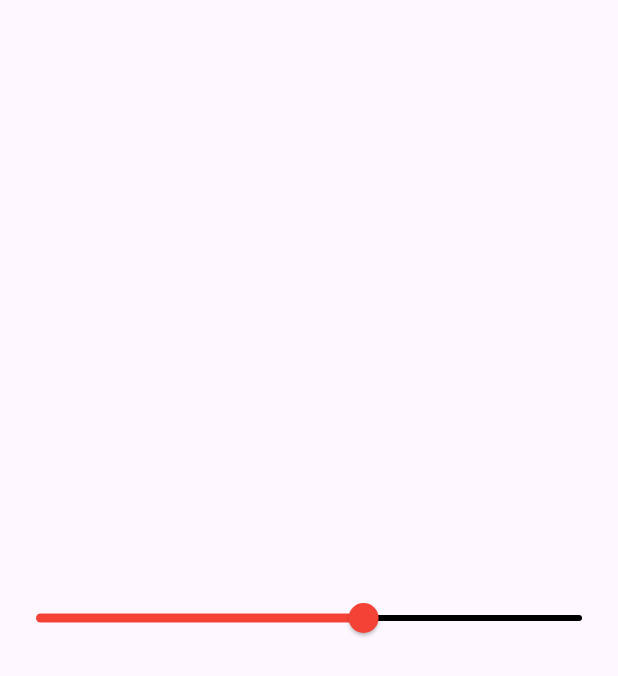
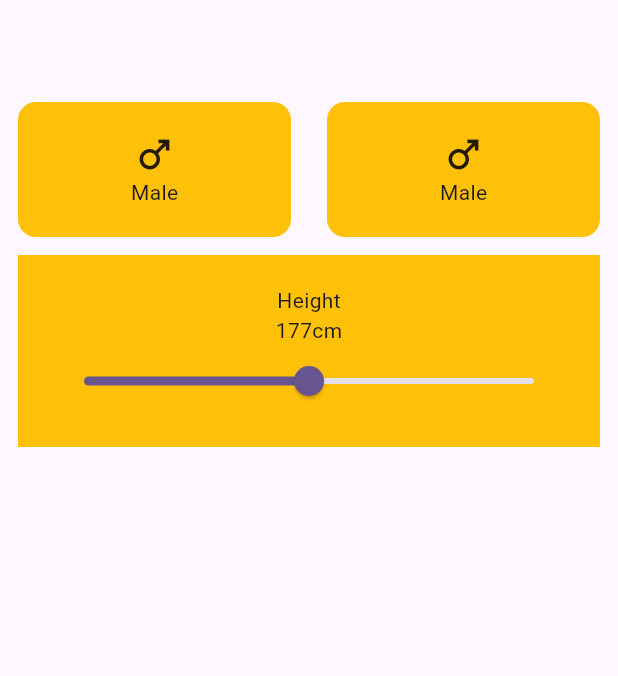
Before and after one commit to QalibAli/bmi_calculator, a Flutter app: the screen it shows after launch, on a phone screen of 412 x 824 dp. Shown: the top 676 px of the screen. Run offline on Flutter 3.47's test engine with Material 3 defaults, Android fonts, the phone set to English and light mode, and no system bars.

Commit message:
expanded widget

```diff
--- /dev/null
+++ b/lib/expanded_widget.dart
@@ -0,0 +1,113 @@
+import 'package:flutter/material.dart';
+import 'package:flutter/widgets.dart';
+
+class ExpandedScreen extends StatefulWidget {
+  const ExpandedScreen({super.key});
+
+  @override
+  State<ExpandedScreen> createState() => _ExpandedScreenState();
+}
+
+class _ExpandedScreenState extends State<ExpandedScreen> {
+  bool isChoosen = false;
+
+  @override
+  Widget build(BuildContext context) {
+    return Scaffold(
+      appBar: AppBar(),
+      body: Column(
+        children: [
+          Row(
+            mainAxisAlignment: MainAxisAlignment.center,
+            children: [
+              Expanded(
+                flex: 1,
+                child: Padding(
+                  padding: const EdgeInsets.symmetric(
+                    horizontal: 12.0,
+                    vertical: 12,
+                  ),
+                  child: GestureDetector(
+                    onTap: () {
+                      setState(() {
+                        isChoosen =! isChoosen;
+                      });
+                      print(isChoosen);
+                    },
+                    child: ClipRRect(
+                      borderRadius: const BorderRadius.all(Radius.circular(12)),
+                      child: ColoredBox(
+                        color: isChoosen == true ? Colors.green : Colors.amber,
+                        child: const Padding(
+                          padding: EdgeInsets.symmetric(vertical: 20.0),
+                          child: Column(
+                            mainAxisAlignment: MainAxisAlignment.center,
+                            children: [
+                              Icon(
+                                Icons.male_outlined,
+                                size: 30,
+                              ),
+                              Text("Male"),
+                            ],
+                          ),
+                        ),
+                      ),
+                    ),
+                  ),
+                ),
+              ),
+              const Expanded(
+                flex: 1, //1k
+                child: Padding(
+                  padding: EdgeInsets.symmetric(horizontal: 12.0, vertical: 12),
+                  child: ClipRRect(
+                    borderRadius: BorderRadius.all(Radius.circular(12)),
+                    child: ColoredBox(
+                      color: Colors.amber,
+                      child: Padding(
+                        padding: EdgeInsets.symmetric(vertical: 20.0),
+                        child: Column(
+                          mainAxisAlignment: MainAxisAlignment.center,
+                          children: [
+                            Icon(
+                              Icons.male_outlined,
+                              size: 30,
+                            ),
+                            Text("Male"),
+                          ],
+                        ),
+                      ),
+                    ),
+                  ),
+                ),
+              ),
+            ],
+          ),
+          Row(
+            children: [
+              Expanded(
+                child: Container(
+                  margin: const EdgeInsets.symmetric(horizontal: 12),
+                  color: Colors.amber,
+                  child: Padding(
+                    padding: const EdgeInsets.all(20.0),
+                    child: Column(
+                      children: [
+                        Text("Height"),
+                        Text('177cm'),
+                        Slider(
+                          value: 0.5,
+                          onChanged: (v) {},
+                        )
+                      ],
+                    ),
+                  ),
+                ),
+              ),
+            ],
+          ),
+        ],
+      ),
+    );
+  }
+}
--- a/lib/main.dart
+++ b/lib/main.dart
@@ -1,5 +1,4 @@
-import 'package:first_lesson/slider.dart';
-import 'package:first_lesson/task.dart';
+import 'package:first_lesson/expanded_widget.dart';
 import 'package:flutter/material.dart';
 
 void main() {
@@ -18,7 +17,7 @@ class MyApp extends StatelessWidget {
         colorScheme: ColorScheme.fromSeed(seedColor: Colors.deepPurple),
         useMaterial3: true,
       ),
-      home: const SliderScreen(),
+      home: const ExpandedScreen(),
     );
   }
 }
```
